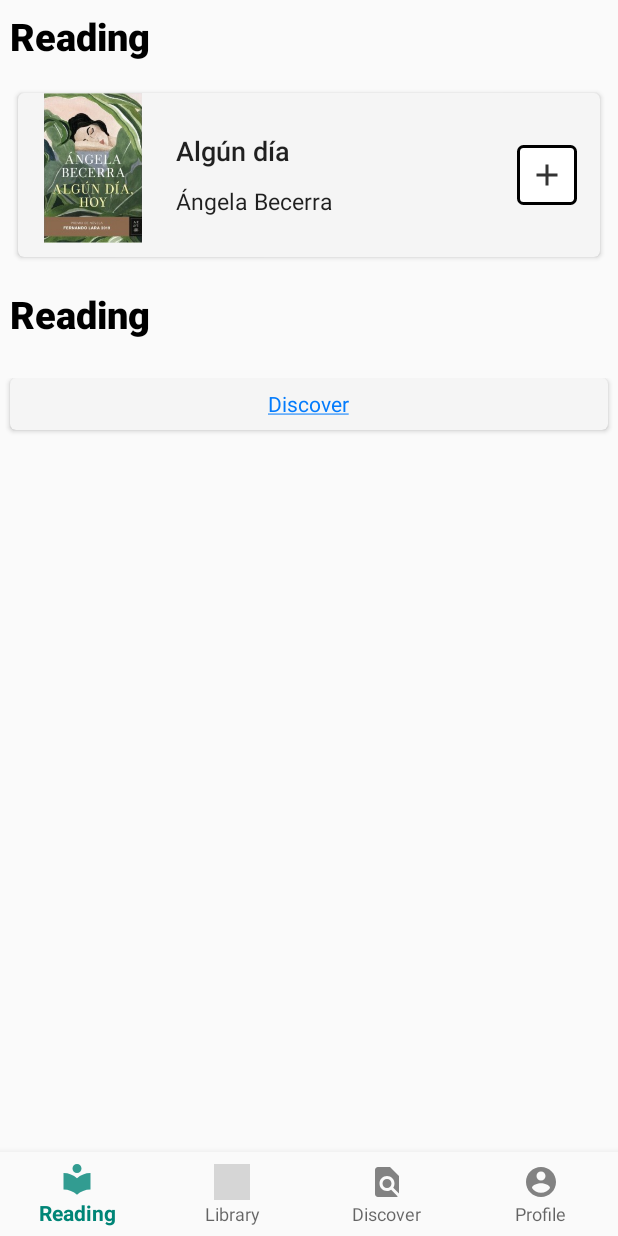
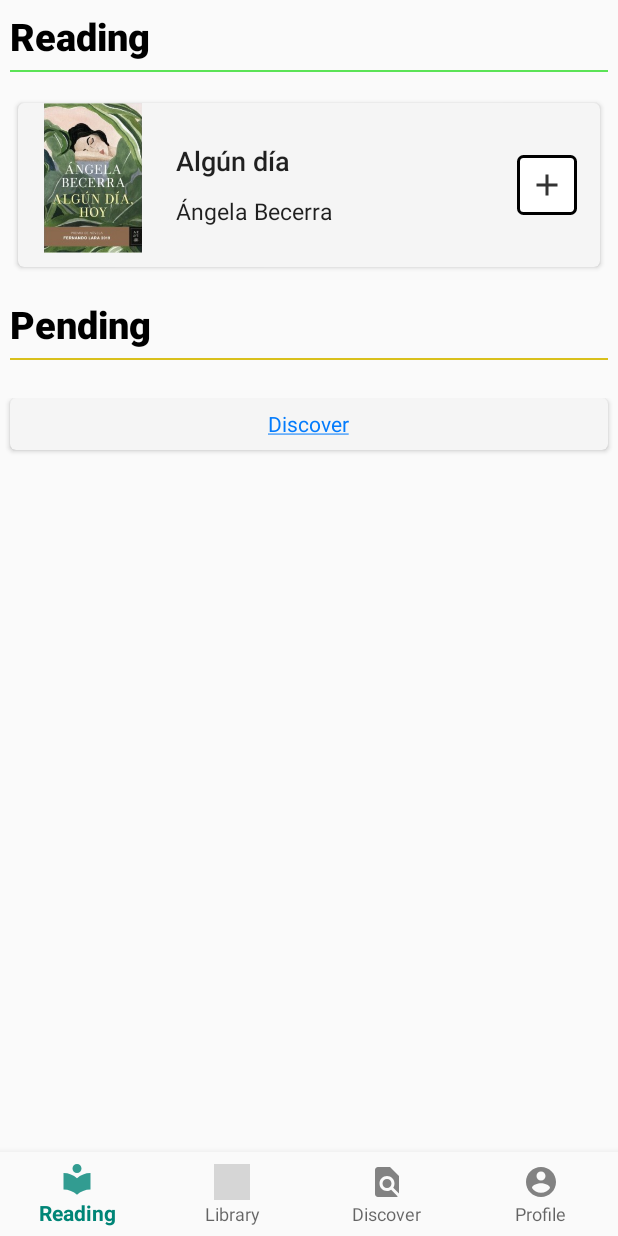
Before and after one commit to BookifyUdL/BookifyApp, an Android app: the ReadingFragment screen opened directly, with no data from a screen before it, on a phone screen of 412 x 824 dp. Run offline under Robolectric (Android 15) with nearby library versions, the phone set to English and light mode, and no system bars; libraries missing offline, so code that uses them is left out: com.wdullaer.swipeactionadapter; grey boxes are pictures that could not be loaded.

Commit message:
Pending > Reading Reading > Pending Swipe books added

```diff
--- a/app/src/main/java/com/example/readify/Adapters/BooksListVerticalAdapter.java
+++ b/app/src/main/java/com/example/readify/Adapters/BooksListVerticalAdapter.java
@@ -75,16 +75,26 @@ public class BooksListVerticalAdapter extends RecyclerView.Adapter<BooksListVert
     public void deleteItem(int position){
         //MockupsValues.getPendingListBooks().remove(position);
         MockupsValues.removePendingListBook(booksList.get(position));
-        booksList.remove(position);
+        if(!booksList.isEmpty())
+            booksList.remove(position);
         notifyDataSetChanged();
     }
 
     public void readingListChanged(int position){
-        MockupsValues.addReadingBook(booksList.get(position));
-        MockupsValues.removePendingListBook(booksList.get(position));
+        Book book  = booksList.get(position);
+        MockupsValues.addReadingBook(book);
+        MockupsValues.removePendingListBook(book);
         activity.notifyPendingListChanged();
         activity.notifyReadingListChanged();
         //MockupsValues
+    }
+
+    public void pendingListChanged(int position){
+        Book book  = booksList.get(position);
+        MockupsValues.addPendingBook(book);
+        MockupsValues.removeReadingListBook(book);
+        activity.notifyReadingListChanged();
+        activity.notifyPendingListChanged();
     }
 
     // This method creates views for the RecyclerView by inflating the layout
--- a/app/src/main/java/com/example/readify/Adapters/SwipeToReadOrDeleteCallback.java
+++ b/app/src/main/java/com/example/readify/Adapters/SwipeToReadOrDeleteCallback.java
@@ -16,16 +16,23 @@ import com.example.readify.R;
 public class SwipeToReadOrDeleteCallback extends ItemTouchHelper.SimpleCallback {
 
     public BooksListVerticalAdapter mAdapter;
-    private Drawable icon, delete, read;
-    private  ColorDrawable background;
+    private Drawable icon, delete, action;
+    private ColorDrawable background;
+    private boolean toPending;
     ColorDrawable red = new ColorDrawable(Color.RED);
     ColorDrawable yellow = new ColorDrawable(Color.parseColor("#d9c01c"));
+    ColorDrawable green = new ColorDrawable(Color.parseColor("#5BE356"));
 
-    public SwipeToReadOrDeleteCallback(BooksListVerticalAdapter adapter){
+    public SwipeToReadOrDeleteCallback(BooksListVerticalAdapter adapter, boolean pending ){
         super(0, ItemTouchHelper.LEFT | ItemTouchHelper.RIGHT);
         mAdapter = adapter;
         icon = delete = ContextCompat.getDrawable(mAdapter.getContext(), R.drawable.ic_delete_white);
-        read = ContextCompat.getDrawable(mAdapter.getContext(), R.drawable.ic_reading_white);
+        toPending = pending;
+        if(pending){
+            action = ContextCompat.getDrawable(mAdapter.getContext(), R.drawable.ic_reading_white);
+        } else {
+            action = ContextCompat.getDrawable(mAdapter.getContext(), R.drawable.ic_pending_white);
+        }
         background = new ColorDrawable(Color.RED);
     }
 
@@ -40,7 +47,10 @@ public class SwipeToReadOrDeleteCallback extends ItemTouchHelper.SimpleCallback
         if(direction == ItemTouchHelper.LEFT){
             mAdapter.deleteItem(position);
         } else {
-            mAdapter.readingListChanged(position);
+            if(toPending)
+                mAdapter.readingListChanged(position);
+            if(!toPending)
+                mAdapter.pendingListChanged(position);
             // Add to reading list
         }
     }
@@ -52,7 +62,10 @@ public class SwipeToReadOrDeleteCallback extends ItemTouchHelper.SimpleCallback
         View itemView = viewHolder.itemView;
         int backgroundCornerOffset = 20;
         if (dX > 0) { // Swiping to the right
-            background = yellow;
+            if(toPending)
+                background = green;
+            if(!toPending)
+                background = yellow;
             background.setBounds(itemView.getLeft(), itemView.getTop(),
                     itemView.getLeft() + ((int) dX) + backgroundCornerOffset,
                     itemView.getBottom());
@@ -70,7 +83,7 @@ public class SwipeToReadOrDeleteCallback extends ItemTouchHelper.SimpleCallback
         int iconBottom = iconTop + icon.getIntrinsicHeight();
 
         if (dX > 0) { // Swiping to the right
-            icon = read;
+            icon = action;
             int iconLeft = itemView.getLeft() + iconMargin;
             //int iconLeft = itemView.getRight() - iconMargin - icon.getIntrinsicWidth();
             int iconRight = itemView.getLeft() + iconMargin + icon.getIntrinsicWidth();
--- a/app/src/main/java/com/example/readify/MockupsValues.java
+++ b/app/src/main/java/com/example/readify/MockupsValues.java
@@ -44,7 +44,15 @@ public class MockupsValues {
     }
 
     public static void removePendingListBook(Book book){
+        if(PENDING_LIST_BOOKS == null)
+            PENDING_LIST_BOOKS = new ArrayList<>();
         PENDING_LIST_BOOKS.remove(book);
+    }
+
+    public static void removeReadingListBook(Book book){
+        if(READING_LIST_BOOKS == null)
+            READING_LIST_BOOKS = new ArrayList<>();
+        READING_LIST_BOOKS.remove(book);
     }
 
     public static  void addReadingBook(Book book){
--- a/app/src/main/java/com/example/readify/Reading/ReadingFragment.java
+++ b/app/src/main/java/com/example/readify/Reading/ReadingFragment.java
@@ -83,8 +83,9 @@ public class ReadingFragment extends Fragment {
         ArrayList<Book> list = new ArrayList<>();
         list.add(MockupsValues.getLastAddedBooks().get(0));
         readingBooksAdapter = new BooksListVerticalAdapter((MainActivity) getActivity(), getContext(), list);
-        //readingBooksSwipeAdapter = new SwipeActionAdapter(adapter);
         recyclerView.setAdapter(readingBooksAdapter);
+        ItemTouchHelper itemTouchHelperReading = new ItemTouchHelper(new SwipeToReadOrDeleteCallback(readingBooksAdapter, false));
+        itemTouchHelperReading.attachToRecyclerView(recyclerView);
 
         LinearLayoutManager vlm = new LinearLayoutManager(getContext(), LinearLayoutManager.VERTICAL, false);
         RecyclerView recyclerView2 = (RecyclerView) view.findViewById(R.id.pending_books_recycler_view);
@@ -93,7 +94,7 @@ public class ReadingFragment extends Fragment {
         pendingBooksList.addAll(MockupsValues.getPendingListBooks());
         pendingBooksAdapter = new BooksListVerticalAdapter((MainActivity) getActivity(), getContext(), pendingBooksList);
         recyclerView2.setAdapter(pendingBooksAdapter);
-        ItemTouchHelper itemTouchHelperDelete = new ItemTouchHelper(new SwipeToReadOrDeleteCallback(pendingBooksAdapter));
+        ItemTouchHelper itemTouchHelperDelete = new ItemTouchHelper(new SwipeToReadOrDeleteCallback(pendingBooksAdapter, true));
         itemTouchHelperDelete.attachToRecyclerView(recyclerView2);
         return view;
     }
--- /dev/null
+++ b/app/src/main/res/drawable-anydpi/ic_pending_white.xml
@@ -0,0 +1,11 @@
+<vector xmlns:android="http://schemas.android.com/apk/res/android"
+    android:width="24dp"
+    android:height="24dp"
+    android:viewportWidth="24"
+    android:viewportHeight="24"
+    android:tint="#FFFFFF"
+    android:alpha="0.8">
+    <path
+        android:fillColor="#FF000000"
+        android:pathData="M11,17c0,0.55 0.45,1 1,1s1,-0.45 1,-1 -0.45,-1 -1,-1 -1,0.45 -1,1zM11,3v4h2L13,5.08c3.39,0.49 6,3.39 6,6.92 0,3.87 -3.13,7 -7,7s-7,-3.13 -7,-7c0,-1.68 0.59,-3.22 1.58,-4.42L12,13l1.41,-1.41 -6.8,-6.8v0.02C4.42,6.45 3,9.05 3,12c0,4.97 4.02,9 9,9 4.97,0 9,-4.03 9,-9s-4.03,-9 -9,-9h-1zM18,12c0,-0.55 -0.45,-1 -1,-1s-1,0.45 -1,1 0.45,1 1,1 1,-0.45 1,-1zM6,12c0,0.55 0.45,1 1,1s1,-0.45 1,-1 -0.45,-1 -1,-1 -1,0.45 -1,1z"/>
+</vector>
--- a/app/src/main/res/layout/fragment_reading.xml
+++ b/app/src/main/res/layout/fragment_reading.xml
@@ -26,18 +26,33 @@
                     android:layout_width="match_parent"
                     android:layout_height="wrap_content"
                     android:text="@string/hello_blank_fragment" />-->
+                <LinearLayout
+                    android:layout_width="match_parent"
+                    android:layout_height="wrap_content"
+                    android:orientation="vertical">
 
                     <TextView
                         style="@style/TextAppearance.AppCompat.Title"
                         android:id="@+id/reading_text"
-                    android:layout_width="wrap_content"
+                        android:layout_width="match_parent"
                         android:layout_height="wrap_content"
                         android:text="@string/reading_text_title"
                         android:textSize="25dp"
                         android:textStyle="bold"
                         android:textColor="@color/colorBlack"
                         android:layout_marginTop="5dp"
-                    android:layout_marginLeft="5dp"/>
+                        android:layout_marginStart="5dp"/>
+                    <androidx.slidingpanelayout.widget.SlidingPaneLayout
+                        android:layout_marginTop="5dp"
+                        android:layout_width="match_parent"
+                        android:layout_height="1dp"
+                        android:background="@color/colorMark"
+                        android:layout_marginStart="5dp"
+                        android:layout_marginEnd="5dp"
+                        android:layout_gravity="center_horizontal"
+                        android:gravity="center_horizontal"/>
+
+                </LinearLayout>
 
                 <androidx.recyclerview.widget.RecyclerView
                     android:id="@+id/reading_books_recycler_view"
@@ -48,17 +63,36 @@
                     android:layout_marginStart="5dp"
                     android:layout_marginEnd="5dp"/>
 
+                <LinearLayout
+                    android:layout_width="match_parent"
+                    android:layout_height="wrap_content"
+                    android:orientation="vertical">
+
                     <TextView
                         style="@style/TextAppearance.AppCompat.Title"
                         android:id="@+id/pending_text"
-                    android:layout_width="wrap_content"
+                        android:layout_width="match_parent"
                         android:layout_height="wrap_content"
-                    android:text="@string/reading_text_title"
+                        android:text="@string/pending"
                         android:textSize="25dp"
                         android:textStyle="bold"
                         android:textColor="@color/colorBlack"
                         android:layout_marginTop="5dp"
-                    android:layout_marginLeft="5dp"/>
+                        android:layout_marginStart="5dp"/>
+
+                    <androidx.slidingpanelayout.widget.SlidingPaneLayout
+                        android:layout_marginTop="5dp"
+                        android:layout_width="match_parent"
+                        android:layout_height="1dp"
+                        android:background="@color/colorYellowSwipe"
+                        android:layout_marginStart="5dp"
+                        android:layout_marginEnd="5dp"
+                        android:layout_gravity="center_horizontal"
+                        android:gravity="center_horizontal"/>
+
+                </LinearLayout>
+
+
 
                 <androidx.recyclerview.widget.RecyclerView
                     android:id="@+id/pending_books_recycler_view"
--- a/app/src/main/res/values/strings.xml
+++ b/app/src/main/res/values/strings.xml
@@ -46,4 +46,5 @@
     <string name="book_summary_text">En una noche de tormenta y barro nace una niña bastarda a la que, creyéndola muerta, bautizan con el nombre de Betsabé. Nadie sabe que en su interior lleva la fuerza de la feminidad, así como la magia y la rebeldía que la harán superar todos los obstáculos. Creará un vínculo indisoluble con su hermana de leche, Capitolina, una pobre niña rica, y ninguno quedará indiferente a su mirada de fuego. Ni siquiera Emmanuel, el revolucionario francés salido del Montparnasse más artístico que, al conocerla, caerá enfermo de amor.</string>
     <string name="reading_text_title">Reading</string>
     <string name="book_added_correctly_message"> added correctly to your Library.</string>
+    <string name="pending">Pending</string>
 </resources>
```
Also changed, not shown: app/src/main/res/drawable-hdpi/ic_pending_white.png (added), app/src/main/res/drawable-mdpi/ic_pending_white.png (added), app/src/main/res/drawable-xhdpi/ic_pending_white.png (added), app/src/main/res/drawable-xxhdpi/ic_pending_white.png (added), 1 other file. Lines whose indentation alone changed are shown as unchanged.
